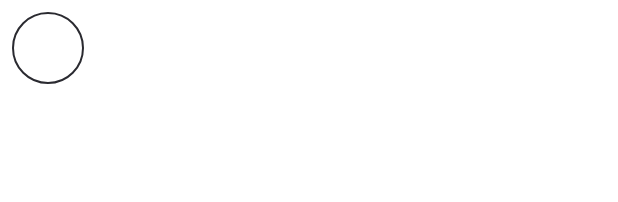
After one commit to LeonardoMorales/Notas-Room, an Android app: the layout layout_color_item.xml on its own in the app's theme, with its tools: preview values and no code run, on a phone screen of 412 x 824 dp. The commit adds this screen. Shown: the top 202 px of the screen. Run offline under Robolectric (Android 15) with nearby library versions, the phone set to English and light mode, and no system bars.

Commit message:
BottomSheetColorSelector

```diff
--- /dev/null
+++ b/app/src/main/res/drawable/note_color.xml
@@ -0,0 +1,11 @@
+<?xml version="1.0" encoding="utf-8"?>
+<shape xmlns:android="http://schemas.android.com/apk/res/android"
+    android:shape="oval" >
+
+    <solid android:color="@color/app_bg_color" />
+
+    <stroke
+        android:width="1dp"
+        android:color="@color/on_secondary_color" />
+
+</shape>
--- /dev/null
+++ b/app/src/main/res/layout/layout_color_item.xml
@@ -0,0 +1,33 @@
+<?xml version="1.0" encoding="utf-8"?>
+<androidx.constraintlayout.widget.ConstraintLayout xmlns:android="http://schemas.android.com/apk/res/android"
+    android:layout_width="wrap_content"
+    android:layout_height="wrap_content"
+    xmlns:app="http://schemas.android.com/apk/res-auto">
+
+    <ImageView
+        android:id="@+id/imageView_color"
+        android:layout_width="48dp"
+        android:layout_height="48dp"
+        android:layout_marginStart="8dp"
+        android:layout_marginTop="8dp"
+        android:layout_marginEnd="8dp"
+        android:layout_marginBottom="8dp"
+        android:background="@drawable/note_color"
+        app:layout_constraintBottom_toBottomOf="parent"
+        app:layout_constraintEnd_toEndOf="parent"
+        app:layout_constraintStart_toStartOf="parent"
+        app:layout_constraintTop_toTopOf="parent" />
+
+    <ImageView
+        android:id="@+id/imageView_colorReset"
+        android:layout_width="24dp"
+        android:layout_height="24dp"
+        android:src="@drawable/ic_color_reset"
+        app:tint="@color/on_secondary_color"
+        android:visibility="gone"
+        app:layout_constraintBottom_toBottomOf="@+id/imageView_color"
+        app:layout_constraintEnd_toEndOf="@+id/imageView_color"
+        app:layout_constraintStart_toStartOf="@+id/imageView_color"
+        app:layout_constraintTop_toTopOf="@+id/imageView_color" />
+
+</androidx.constraintlayout.widget.ConstraintLayout>
```
Also changed, not shown: app/src/main/java/dev/leonardom/notasroom/presentation/note_detail/BottomSheetColorSelectorFragment.kt (added, +35 -0 lines), app/src/main/java/dev/leonardom/notasroom/presentation/note_detail/ColorSelectorAdapter.kt (added, +70 -0 lines), app/src/main/res/layout/fragment_note_color_selector.xml (added, +20 -0 lines), app/src/main/res/navigation/nav_graph.xml (+10 -1 lines).
